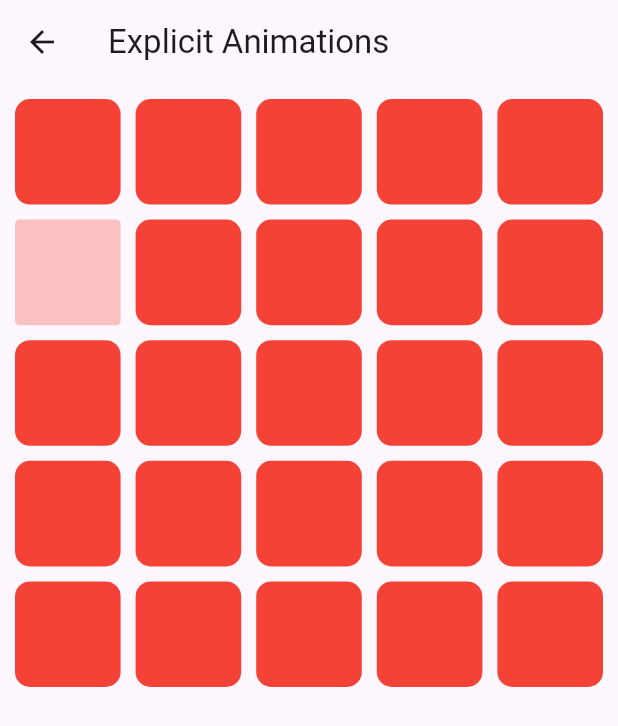
After one commit to GyuJae/flutter_animation_assignment, a Flutter app: the screen it shows after launch, after a tap on "Explicit Animations", on a phone screen of 412 x 824 dp. The commit adds this screen. Shown: the top 726 px of the screen. Run offline on Flutter 3.47's test engine with Material 3 defaults, Android fonts, the phone set to English and light mode, and no system bars.

Commit message:
[wip] Explicit Animations 진행중

```diff
--- a/lib/main.dart
+++ b/lib/main.dart
@@ -13,6 +13,7 @@ class MyApp extends StatelessWidget {
   Widget build(BuildContext context) {
     return MaterialApp(
       title: 'Flutter Demo',
+      debugShowCheckedModeBanner: false,
       theme: ThemeData(
         colorScheme: ColorScheme.fromSeed(seedColor: Colors.deepPurple),
         useMaterial3: true,
--- /dev/null
+++ b/lib/screens/explicit_animations_screen.dart
@@ -0,0 +1,105 @@
+import 'package:flutter/material.dart';
+
+class ExplicitAnimationsScreen extends StatefulWidget {
+  const ExplicitAnimationsScreen({super.key});
+
+  @override
+  State<ExplicitAnimationsScreen> createState() =>
+      _ExplicitAnimationsScreenState();
+}
+
+class _ExplicitAnimationsScreenState extends State<ExplicitAnimationsScreen>
+    with SingleTickerProviderStateMixin {
+  static const int boxCount = 25;
+
+  late final _animationController = AnimationController(
+    vsync: this,
+    duration: const Duration(seconds: 5),
+  )..repeat();
+
+  @override
+  void dispose() {
+    _animationController.dispose();
+    super.dispose();
+  }
+
+  @override
+  Widget build(BuildContext context) {
+    return Scaffold(
+      appBar: AppBar(
+        title: const Text('Explicit Animations'),
+      ),
+      body: Center(
+        child: GridView.count(
+          padding: const EdgeInsets.all(10),
+          crossAxisCount: 5,
+          crossAxisSpacing: 10,
+          mainAxisSpacing: 10,
+          children: List.generate(
+            boxCount,
+            (index) {
+              return ShiningBox(
+                index: index,
+                animationController: _animationController,
+              );
+            },
+          ),
+        ),
+      ),
+    );
+  }
+}
+
+class ShiningBox extends StatefulWidget {
+  const ShiningBox({
+    super.key,
+    required this.index,
+    required this.animationController,
+  });
+
+  final int index;
+  final AnimationController animationController;
+
+  @override
+  State<ShiningBox> createState() => _ShiningBoxState();
+}
+
+class _ShiningBoxState extends State<ShiningBox> {
+  late final Animation<double> _animation = TweenSequence([
+    TweenSequenceItem(
+      tween: Tween<double>(begin: 1.0, end: 0.3),
+      weight: _ExplicitAnimationsScreenState.boxCount.toDouble(),
+    ),
+    TweenSequenceItem(
+      tween: Tween<double>(begin: 0.3, end: 1.0),
+      weight: _ExplicitAnimationsScreenState.boxCount.toDouble(),
+    ),
+  ]).animate(
+    CurvedAnimation(
+      parent: widget.animationController,
+      curve: Interval(
+        widget.index / _ExplicitAnimationsScreenState.boxCount,
+        (widget.index + 1) / _ExplicitAnimationsScreenState.boxCount,
+        curve: Curves.easeInOut,
+      ),
+    ),
+  );
+
+  @override
+  Widget build(BuildContext context) {
+    return AnimatedBuilder(
+      animation: _animation,
+      builder: (context, child) {
+        return Opacity(
+          opacity: _animation.value,
+          child: Container(
+            decoration: BoxDecoration(
+              color: Colors.red,
+              borderRadius: BorderRadius.circular(10 * _animation.value),
+            ),
+          ),
+        );
+      },
+    );
+  }
+}
--- a/lib/screens/home_screen.dart
+++ b/lib/screens/home_screen.dart
@@ -1,3 +1,4 @@
+import 'package:animation_assignment_app/screens/explicit_animations_screen.dart';
 import 'package:animation_assignment_app/screens/implicit_animations_screen.dart';
 import 'package:flutter/material.dart';
 
@@ -12,7 +13,8 @@ class HomeScreen extends StatelessWidget {
         ),
         body: Column(
           children: [
-            ElevatedButton(
+            Center(
+              child: ElevatedButton(
                 onPressed: () {
                   Navigator.push(
                     context,
@@ -22,6 +24,21 @@ class HomeScreen extends StatelessWidget {
                   );
                 },
                 child: const Text("Implicit Animations"),
+              ),
+            ),
+            const SizedBox(height: 5),
+            Center(
+              child: ElevatedButton(
+                onPressed: () {
+                  Navigator.push(
+                    context,
+                    MaterialPageRoute(
+                      builder: (context) => const ExplicitAnimationsScreen(),
+                    ),
+                  );
+                },
+                child: const Text("Explicit Animations"),
+              ),
             )
           ],
         ));
```
Lines whose indentation alone changed are shown as unchanged.
